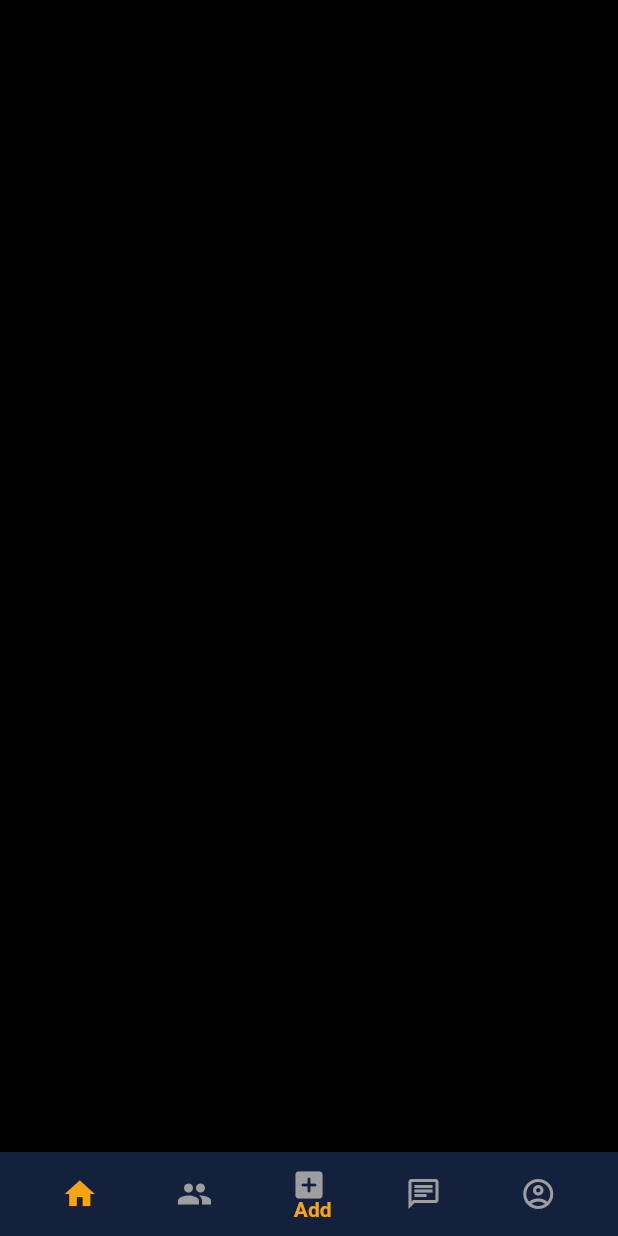
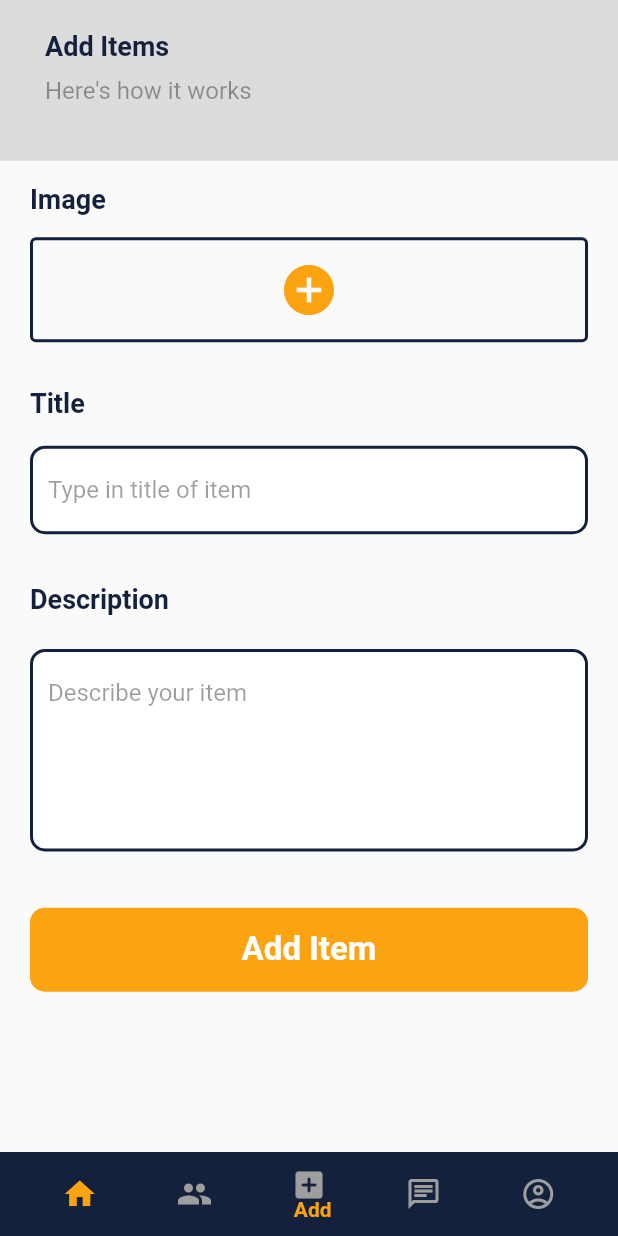
Before and after one commit to phil196000/swarp, a Flutter app: the screen it shows after launch, item 3 of the bottom bar chosen, on a phone screen of 412 x 824 dp. Run offline on Flutter 3.47's test engine with Material 2 defaults, Android fonts, the phone set to English and light mode, and no system bars; drawn by our look-alikes of persistent_bottom_nav_bar; our stand-ins replace carousel_slider.

Commit message:
add done

```diff
--- a/lib/customised_widgets/inputs/customforminput.dart
+++ b/lib/customised_widgets/inputs/customforminput.dart
@@ -17,11 +17,13 @@ class CustomTextInput extends StatelessWidget {
   final double height;
   final Function(String)? onChanged;
   final bool autofocus;
+  final int maxlines;
 
   CustomTextInput(
-      { this.controller,
+      {this.controller,
       required this.hint,
       this.prefixIcon,
+      this.maxlines = 1,
       this.height = 65,
       this.autofocus = false,
       this.onChanged,
@@ -41,6 +43,7 @@ class CustomTextInput extends StatelessWidget {
       margin: margin,
       alignment: Alignment.center,
       child: TextFormField(
+        maxLines: maxlines,
         autofocus: autofocus,
         onChanged: onChanged,
         controller: controller,
--- a/lib/screens/add/add.dart
+++ b/lib/screens/add/add.dart
@@ -1,4 +1,8 @@
 import 'package:flutter/material.dart';
+import 'package:swarp/customised_widgets/buttons/primary_button.dart';
+import 'package:swarp/customised_widgets/inputs/customforminput.dart';
+import 'package:swarp/customised_widgets/texts/blacktext.dart';
+import 'package:swarp/theme/colors.dart';
 
 class Add extends StatefulWidget {
   const Add({Key? key}) : super(key: key);
@@ -10,6 +14,83 @@ class Add extends StatefulWidget {
 class _AddState extends State<Add> {
   @override
   Widget build(BuildContext context) {
-    return Container();
+    return SafeArea(
+        child: Scaffold(
+      appBar: AppBar(
+        toolbarHeight: MediaQuery.of(context).size.height * 0.13,
+        backgroundColor: Colors.black12,
+        flexibleSpace: Container(
+          margin: EdgeInsets.only(left: 30, top: 20),
+          child: Column(
+            crossAxisAlignment: CrossAxisAlignment.start,
+            mainAxisAlignment: MainAxisAlignment.start,
+            children: [
+              Row(
+                children: [
+                  const BlackText(text: 'Add Items'),
+                ],
+              ),
+              const BlackText(
+                margin: EdgeInsets.only(top: 10),
+                text: "Here's how it works",
+                color: Colors.black38,
+                weight: FontWeight.normal,
+                size: 16,
+              )
+            ],
+          ),
+        ),
+      ),
+      body: SingleChildScrollView(
+          padding: EdgeInsets.only(left: 20, right: 20, top: 15),
+          child: Form(
+            child: Column(
+              crossAxisAlignment: CrossAxisAlignment.start,
+              children: [
+                BlackText(text: 'Image'),
+                Container(
+                  margin: EdgeInsets.only(top: 15, bottom: 30),
+                  width: double.infinity,
+                  child: OutlinedButton(
+                      style: OutlinedButton.styleFrom(
+                        padding: EdgeInsets.symmetric(vertical: 15),
+                        side: BorderSide(
+                            color: AppColors.secondary,
+                            width: 2,
+                            style: BorderStyle.solid),
+                      ),
+                      onPressed: () {},
+                      child: Icon(
+                        Icons.add_circle,
+                        color: AppColors.primary,
+                        size: 40,
+                      )),
+                ),
+                BlackText(text: 'Title'),
+                CustomTextInput(
+                  hint: 'Type in title of item',
+                  margin: EdgeInsets.only(top: 15, bottom: 30),
+                ),
+                BlackText(text: 'Description'),
+                CustomTextInput(
+                  height: 150,
+                  hint: 'Describe your item',
+                  margin: EdgeInsets.only(top: 15),
+                  maxlines: 5,
+                ),
+                Container(
+                  margin: EdgeInsets.only(top: 30),
+                  width: double.infinity,
+                  child: PrimaryButton(
+                    buttonText: 'Add Item',
+                    elevation: 0,
+                    padding: const EdgeInsets.symmetric(vertical: 15),
+                    onPressed: () {},
+                  ),
+                )
+              ],
+            ),
+          )),
+    ));
   }
 }
```
Lines whose indentation alone changed are shown as unchanged.
